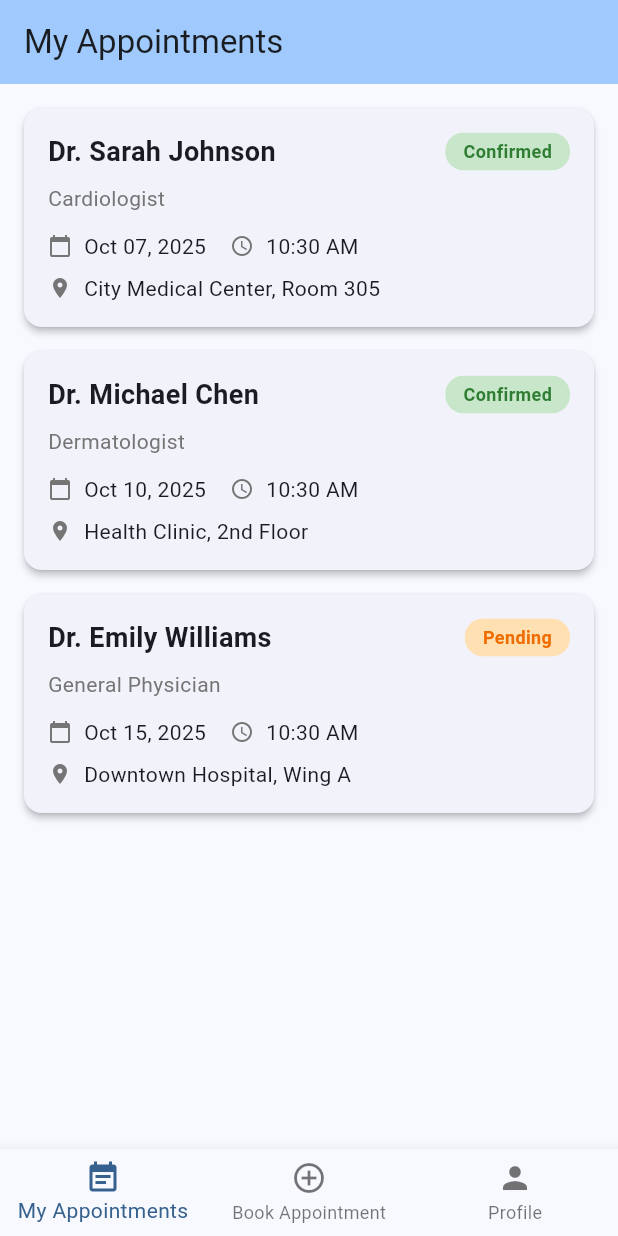
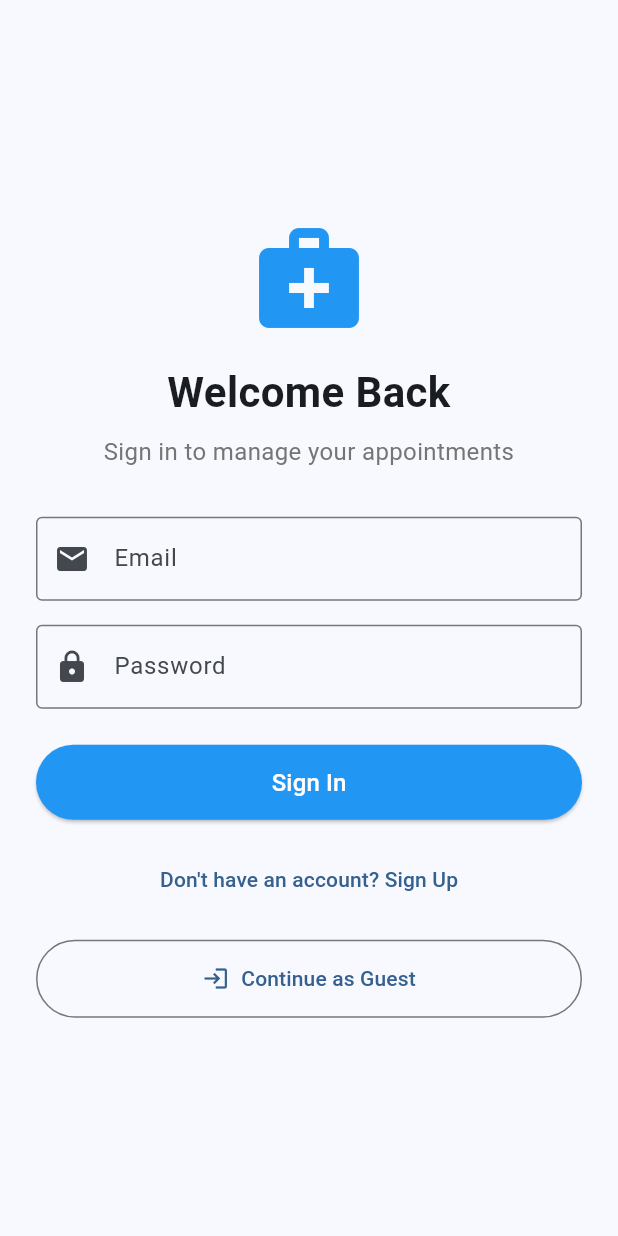
Before and after one commit to btezcan00/appointment_app, a Flutter app: the screen it shows after launch, on a phone screen of 412 x 824 dp. Run offline on Flutter 3.47's test engine with Material 3 defaults, Android fonts, the phone set to English and light mode, and no system bars; our stand-ins replace cloud_firestore, firebase_auth, firebase_core; accounts and stored records are empty.

Commit message:
Integrate Firebase Authentication and Firestore
- Replace all placeholder data with Firebase Firestore
- Add Firebase Authentication (email/password and anonymous)
- Create FirebaseService for all Firebase operations
- Add login/signup page with guest mode option
- Update user profile model with email, phone, address fields
- Add logout functionality to profile page
- Implement real-time appointment updates via Firestore streams
- Add comprehensive Firebase setup documentation

Closes #3

🤖 Generated with [Claude Code](https://claude.com/claude-code)

Co-Authored-By: Claude <noreply@anthropic.com>

```diff
--- a/lib/main.dart
+++ b/lib/main.dart
@@ -1,9 +1,18 @@
 import 'package:flutter/material.dart';
+import 'package:firebase_core/firebase_core.dart';
+import 'package:firebase_auth/firebase_auth.dart';
+import 'firebase_options.dart';
 import 'pages/my_appointments_page.dart';
 import 'pages/book_appointment_page.dart';
 import 'pages/profile_page.dart';
+import 'pages/auth_page.dart';
+import 'services/firebase_service.dart';
 
-void main() {
+void main() async {
+  WidgetsFlutterBinding.ensureInitialized();
+  await Firebase.initializeApp(
+    options: DefaultFirebaseOptions.currentPlatform,
+  );
   runApp(const MyApp());
 }
 
@@ -19,7 +28,20 @@ class MyApp extends StatelessWidget {
         colorScheme: ColorScheme.fromSeed(seedColor: Colors.blue),
         useMaterial3: true,
       ),
-      home: const HomePage(),
+      home: StreamBuilder<User?>(
+        stream: FirebaseService.authStateChanges,
+        builder: (context, snapshot) {
+          if (snapshot.connectionState == ConnectionState.waiting) {
+            return const Scaffold(
+              body: Center(child: CircularProgressIndicator()),
+            );
+          }
+          if (snapshot.hasData) {
+            return const HomePage();
+          }
+          return const AuthPage();
+        },
+      ),
     );
   }
 }
--- a/lib/models/user_profile.dart
+++ b/lib/models/user_profile.dart
@@ -2,10 +2,16 @@ class UserProfile {
   final String name;
   final int age;
   final String profilePhotoUrl;
+  final String email;
+  final String phone;
+  final String address;
 
   UserProfile({
     required this.name,
     required this.age,
     required this.profilePhotoUrl,
+    this.email = '',
+    this.phone = '',
+    this.address = '',
   });
 }
--- /dev/null
+++ b/lib/pages/auth_page.dart
@@ -0,0 +1,247 @@
+import 'package:flutter/material.dart';
+import '../services/firebase_service.dart';
+import '../models/user_profile.dart';
+
+class AuthPage extends StatefulWidget {
+  const AuthPage({super.key});
+
+  @override
+  State<AuthPage> createState() => _AuthPageState();
+}
+
+class _AuthPageState extends State<AuthPage> {
+  final _formKey = GlobalKey<FormState>();
+  final _emailController = TextEditingController();
+  final _passwordController = TextEditingController();
+  final _nameController = TextEditingController();
+  final _ageController = TextEditingController();
+  bool _isLogin = true;
+  bool _isLoading = false;
+
+  @override
+  void dispose() {
+    _emailController.dispose();
+    _passwordController.dispose();
+    _nameController.dispose();
+    _ageController.dispose();
+    super.dispose();
+  }
+
+  Future<void> _submitForm() async {
+    if (!_formKey.currentState!.validate()) return;
+
+    setState(() => _isLoading = true);
+
+    try {
+      if (_isLogin) {
+        await FirebaseService.signInWithEmailAndPassword(
+          _emailController.text.trim(),
+          _passwordController.text,
+        );
+      } else {
+        await FirebaseService.createUserWithEmailAndPassword(
+          _emailController.text.trim(),
+          _passwordController.text,
+        );
+
+        // Create user profile
+        await FirebaseService.updateUserProfile(
+          UserProfile(
+            name: _nameController.text.trim(),
+            age: int.parse(_ageController.text),
+            profilePhotoUrl: '',
+            email: _emailController.text.trim(),
+          ),
+        );
+      }
+    } catch (e) {
+      if (mounted) {
+        ScaffoldMessenger.of(context).showSnackBar(
+          SnackBar(
+            content: Text('Error: ${e.toString()}'),
+            backgroundColor: Colors.red,
+          ),
+        );
+      }
+    } finally {
+      if (mounted) {
+        setState(() => _isLoading = false);
+      }
+    }
+  }
+
+  Future<void> _signInAnonymously() async {
+    setState(() => _isLoading = true);
+
+    try {
+      await FirebaseService.signInAnonymously();
+      // Create default profile
+      await FirebaseService.updateUserProfile(
+        UserProfile(
+          name: 'Guest User',
+          age: 0,
+          profilePhotoUrl: '',
+        ),
+      );
+    } catch (e) {
+      if (mounted) {
+        ScaffoldMessenger.of(context).showSnackBar(
+          SnackBar(
+            content: Text('Error: ${e.toString()}'),
+            backgroundColor: Colors.red,
+          ),
+        );
+      }
+    } finally {
+      if (mounted) {
+        setState(() => _isLoading = false);
+      }
+    }
+  }
+
+  @override
+  Widget build(BuildContext context) {
+    return Scaffold(
+      body: SafeArea(
+        child: Center(
+          child: SingleChildScrollView(
+            padding: const EdgeInsets.all(24),
+            child: Form(
+              key: _formKey,
+              child: Column(
+                mainAxisAlignment: MainAxisAlignment.center,
+                crossAxisAlignment: CrossAxisAlignment.stretch,
+                children: [
+                  Icon(
+                    Icons.medical_services,
+                    size: 80,
+                    color: Colors.blue,
+                  ),
+                  const SizedBox(height: 16),
+                  Text(
+                    _isLogin ? 'Welcome Back' : 'Create Account',
+                    textAlign: TextAlign.center,
+                    style: const TextStyle(
+                      fontSize: 28,
+                      fontWeight: FontWeight.bold,
+                    ),
+                  ),
+                  const SizedBox(height: 8),
+                  Text(
+                    _isLogin
+                        ? 'Sign in to manage your appointments'
+                        : 'Sign up to get started',
+                    textAlign: TextAlign.center,
+                    style: TextStyle(
+                      fontSize: 16,
+                      color: Colors.grey[600],
+                    ),
+                  ),
+                  const SizedBox(height: 32),
+                  if (!_isLogin) ...[
+                    TextFormField(
+                      controller: _nameController,
+                      decoration: const InputDecoration(
+                        labelText: 'Full Name',
+                        border: OutlineInputBorder(),
+                        prefixIcon: Icon(Icons.person),
+                      ),
+                      validator: (value) =>
+                          value?.isEmpty ?? true ? 'Please enter your name' : null,
+                    ),
+                    const SizedBox(height: 16),
+                    TextFormField(
+                      controller: _ageController,
+                      decoration: const InputDecoration(
+                        labelText: 'Age',
+                        border: OutlineInputBorder(),
+                        prefixIcon: Icon(Icons.cake),
+                      ),
+                      keyboardType: TextInputType.number,
+                      validator: (value) {
+                        if (value?.isEmpty ?? true) return 'Please enter your age';
+                        if (int.tryParse(value!) == null) return 'Please enter a valid age';
+                        return null;
+                      },
+                    ),
+                    const SizedBox(height: 16),
+                  ],
+                  TextFormField(
+                    controller: _emailController,
+                    decoration: const InputDecoration(
+                      labelText: 'Email',
+                      border: OutlineInputBorder(),
+                      prefixIcon: Icon(Icons.email),
+                    ),
+                    keyboardType: TextInputType.emailAddress,
+                    validator: (value) {
+                      if (value?.isEmpty ?? true) return 'Please enter your email';
+                      if (!value!.contains('@')) return 'Please enter a valid email';
+                      return null;
+                    },
+                  ),
+                  const SizedBox(height: 16),
+                  TextFormField(
+                    controller: _passwordController,
+                    decoration: const InputDecoration(
+                      labelText: 'Password',
+                      border: OutlineInputBorder(),
+                      prefixIcon: Icon(Icons.lock),
+                    ),
+                    obscureText: true,
+                    validator: (value) {
+                      if (value?.isEmpty ?? true) return 'Please enter your password';
+                      if (value!.length < 6) return 'Password must be at least 6 characters';
+                      return null;
+                    },
+                  ),
+                  const SizedBox(height: 24),
+                  SizedBox(
+                    height: 50,
+                    child: ElevatedButton(
+                      onPressed: _isLoading ? null : _submitForm,
+                      style: ElevatedButton.styleFrom(
+                        backgroundColor: Colors.blue,
+                        foregroundColor: Colors.white,
+                      ),
+                      child: _isLoading
+                          ? const CircularProgressIndicator(color: Colors.white)
+                          : Text(
+                              _isLogin ? 'Sign In' : 'Sign Up',
+                              style: const TextStyle(fontSize: 16),
+                            ),
+                    ),
+                  ),
+                  const SizedBox(height: 16),
+                  TextButton(
+                    onPressed: _isLoading
+                        ? null
+                        : () {
+                            setState(() {
+                              _isLogin = !_isLogin;
+                            });
+                          },
+                    child: Text(
+                      _isLogin
+                          ? "Don't have an account? Sign Up"
+                          : 'Already have an account? Sign In',
+                    ),
+                  ),
+                  const SizedBox(height: 16),
+                  OutlinedButton.icon(
+                    onPressed: _isLoading ? null : _signInAnonymously,
+                    icon: const Icon(Icons.login),
+                    label: const Text('Continue as Guest'),
+                    style: OutlinedButton.styleFrom(
+                      padding: const EdgeInsets.symmetric(vertical: 16),
+                    ),
+                  ),
+                ],
+              ),
+            ),
+          ),
+        ),
+      ),
+    );
+  }
+}
--- a/lib/pages/my_appointments_page.dart
+++ b/lib/pages/my_appointments_page.dart
@@ -1,46 +1,55 @@
 import 'package:flutter/material.dart';
 import 'package:intl/intl.dart';
 import '../models/appointment.dart';
-import '../data/placeholder_data.dart';
+import '../services/firebase_service.dart';
 
-class MyAppointmentsPage extends StatefulWidget {
+class MyAppointmentsPage extends StatelessWidget {
   const MyAppointmentsPage({super.key});
-
-  @override
-  State<MyAppointmentsPage> createState() => _MyAppointmentsPageState();
-}
-
-class _MyAppointmentsPageState extends State<MyAppointmentsPage> {
-  late List<Appointment> appointments;
-
-  @override
-  void initState() {
-    super.initState();
-    appointments = PlaceholderData.getAppointments();
-  }
 
   @override
   Widget build(BuildContext context) {
     return Scaffold(
-      body: appointments.isEmpty
-          ? const Center(
+      body: StreamBuilder<List<Appointment>>(
+        stream: FirebaseService.getAppointmentsStream(),
+        builder: (context, snapshot) {
+          if (snapshot.connectionState == ConnectionState.waiting) {
+            return const Center(child: CircularProgressIndicator());
+          }
+
+          if (snapshot.hasError) {
+            return Center(
+              child: Text(
+                'Error: ${snapshot.error}',
+                style: const TextStyle(fontSize: 16, color: Colors.red),
+              ),
+            );
+          }
+
+          final appointments = snapshot.data ?? [];
+
+          if (appointments.isEmpty) {
+            return const Center(
               child: Text(
                 'No appointments scheduled',
                 style: TextStyle(fontSize: 16, color: Colors.grey),
               ),
-            )
-          : ListView.builder(
+            );
+          }
+
+          return ListView.builder(
             padding: const EdgeInsets.all(16),
             itemCount: appointments.length,
             itemBuilder: (context, index) {
               final appointment = appointments[index];
-                return _buildAppointmentCard(appointment);
+              return _buildAppointmentCard(context, appointment);
+            },
+          );
         },
       ),
     );
   }
 
-  Widget _buildAppointmentCard(Appointment appointment) {
+  Widget _buildAppointmentCard(BuildContext context, Appointment appointment) {
     final dateFormat = DateFormat('MMM dd, yyyy');
     final timeFormat = DateFormat('hh:mm a');
 
```
Also changed, not shown: lib/pages/book_appointment_page.dart (+89 -4 lines), lib/pages/profile_page.dart (+64 -6 lines), lib/services/firebase_service.dart (added, +163 -0 lines), pubspec.yaml (+5 -3 lines), lib/firebase_options.dart (added), pubspec.lock, 11 other files. Lines whose indentation alone changed are shown as unchanged.
